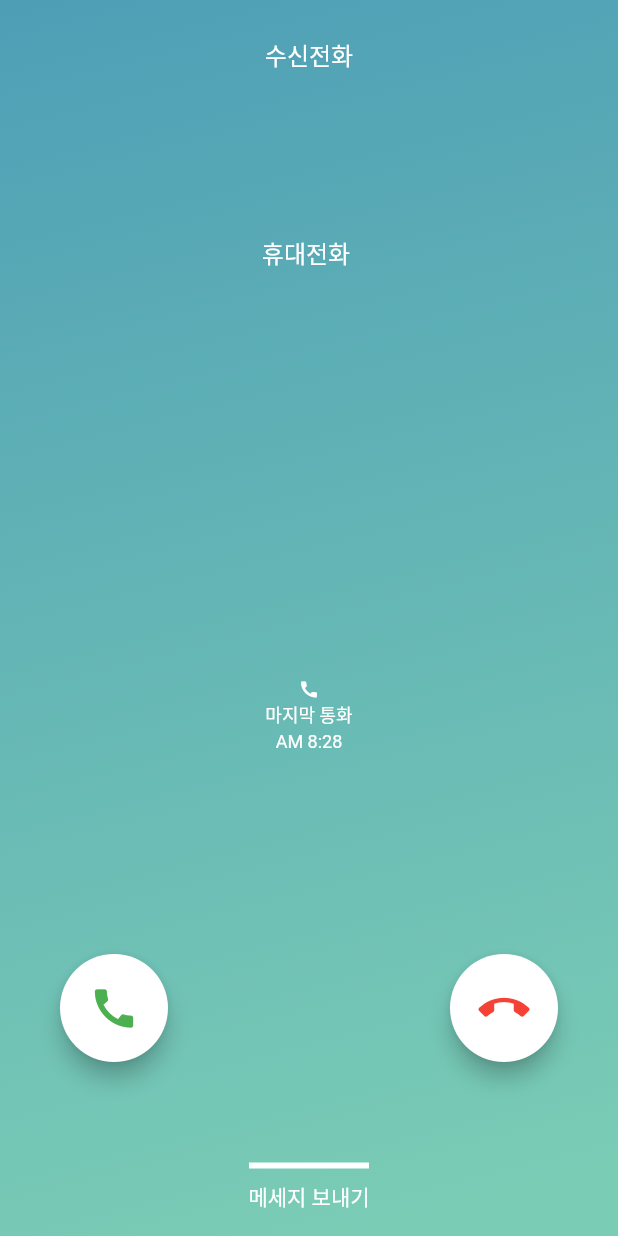
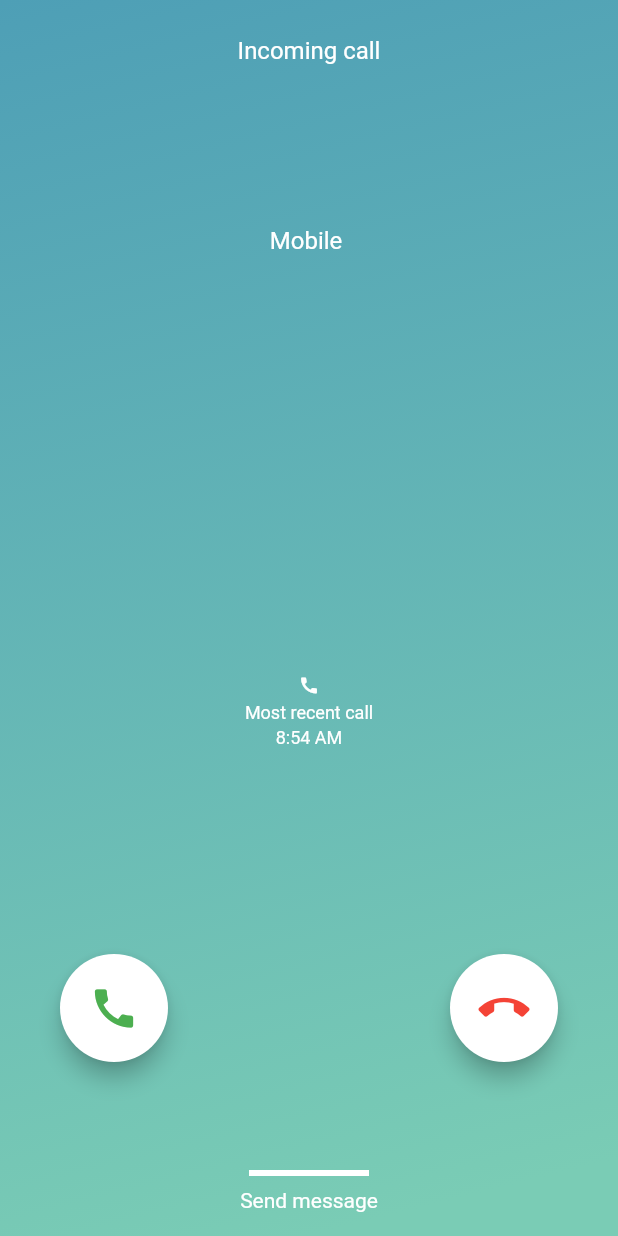
Before and after one commit to choisc91/fake_call, a Flutter app: the WaitCallPage screen opened directly with empty values, on a phone screen of 412 x 824 dp. Run offline on Flutter 3.47's test engine with Material 2 defaults, Android fonts, the phone set to English and light mode, and no system bars; our stand-ins replace numberpicker; missing offline and left inert: flutter_ringtone_player, light, simple_ripple_animation; generated files the repository leaves out were written again.

Commit message:
#수신 화면 현지화 완료

```diff
--- a/lib/l10n/app_en.arb
+++ b/lib/l10n/app_en.arb
@@ -4,5 +4,9 @@
   "input_number": "Caller number",
   "wait_time_header": "Select a waiting time",
   "wait_time_value": "min",
+  "voice_data": "Incoming call",
+  "call_type": "Mobile",
+  "recent_call": "Most recent call\n8:54 AM",
+  "send_message": "Send message",
   "test": "this is test text"
 }
--- a/lib/l10n/app_ko.arb
+++ b/lib/l10n/app_ko.arb
@@ -4,5 +4,9 @@
   "input_number": "발신자 전화번호",
   "wait_time_header": "대기 시간을 선택해주세요",
   "wait_time_value": "분",
+  "voice_data": "수신전화",
+  "call_type": "휴대전화",
+  "recent_call": "마지막 통화\n8:54 AM",
+  "send_message": "메세지 보내기",
   "test": "이것은 테스트 문구입니다."
 }
--- a/lib/main.dart
+++ b/lib/main.dart
@@ -22,7 +22,9 @@ class MyApp extends StatelessWidget {
       DeviceOrientation.portraitDown,
     ]);
     return MaterialApp(
+      // todo, title 에 로컬라이징을 적용하면 에러가 뜸, 추후 확인 바람.
       title: app_title,
+      debugShowCheckedModeBanner: false,
       localizationsDelegates: AppLocalizations.localizationsDelegates,
       supportedLocales: AppLocalizations.supportedLocales,
       theme: ThemeData(primarySwatch: Colors.teal),
--- a/lib/widget/page_receive.dart
+++ b/lib/widget/page_receive.dart
@@ -22,12 +22,13 @@ class _ReceivePageState extends State<ReceivePage> {
   // 조도 센서 콜백.
   late StreamSubscription _subscription;
 
-  //
+  // 조도센서 화면 꺼짐 여부.
   late bool _isDark = false;
 
   //
   late Timer _timer;
 
+  //
   late int _value = 0;
 
   @override
--- a/lib/widget/page_settings.dart
+++ b/lib/widget/page_settings.dart
@@ -99,7 +99,15 @@ class _SettingsPaGEState extends State<SettingsPage> {
               maxValue: 60,
               step: 1,
               itemHeight: 100.0,
-              textStyle: TextStyle(fontFamily: 'Yache'),
+              textStyle: TextStyle(
+                fontFamily: 'Yache',
+                fontSize: 24.0,
+              ),
+              selectedTextStyle: TextStyle(
+                fontFamily: 'Yache',
+                fontSize: 40.0,
+                color: Colors.teal,
+              ),
               axis: Axis.horizontal,
               onChanged: (value) => setState(() => _minute = value),
               decoration: BoxDecoration(
--- a/lib/widget/page_wait_call.dart
+++ b/lib/widget/page_wait_call.dart
@@ -4,6 +4,7 @@ import 'package:flutter/material.dart';
 import 'package:flutter/services.dart';
 import 'package:flutter_ringtone_player/flutter_ringtone_player.dart';
 import 'package:simple_ripple_animation/simple_ripple_animation.dart';
+import 'package:flutter_gen/gen_l10n/app_localizations.dart';
 
 // 수신 화면.
 // todo 현지화 작업 필요.
@@ -17,11 +18,16 @@ class WaitCallPage extends StatefulWidget {
 }
 
 class _WaitCallPageState extends State<WaitCallPage> {
+  static const String hero_call = 'CALL';
+
+  static const String hero_reject = 'REJECT';
+
   @override
   void initState() {
     super.initState();
     SystemChrome.setEnabledSystemUIMode(SystemUiMode.immersiveSticky);
     FlutterRingtonePlayer.playRingtone();
+    // todo, 매너모드가 아닐시의 사운드는 확인, 매너모드 유무체크해서 진동 해주면 좋을 것 같음.
   }
 
   @override
@@ -49,7 +55,7 @@ class _WaitCallPageState extends State<WaitCallPage> {
                 width: 72.0,
                 height: 72.0,
                 child: FloatingActionButton(
-                  heroTag: 'CALL',
+                  heroTag: hero_call,
                   backgroundColor: Colors.white,
                   child: const Icon(Icons.call, color: Colors.green, size: 34.0),
                   onPressed: () {
@@ -73,7 +79,7 @@ class _WaitCallPageState extends State<WaitCallPage> {
                 width: 72.0,
                 height: 72.0,
                 child: FloatingActionButton(
-                  heroTag: 'CALL_END',
+                  heroTag: hero_reject,
                   backgroundColor: Colors.white,
                   onPressed: () => SystemNavigator.pop(),
                   child: const Icon(Icons.call_end, color: Colors.red, size: 34.0),
@@ -104,8 +110,8 @@ class _WaitCallPageState extends State<WaitCallPage> {
               mainAxisAlignment: MainAxisAlignment.start,
               children: [
                 const SizedBox(height: 8.0),
-                const Text(
-                  '수신전화',
+                Text(
+                  AppLocalizations.of(context)!.voice_data,
                   style: TextStyle(
                     color: Colors.white,
                     fontSize: 16.0,
@@ -121,7 +127,7 @@ class _WaitCallPageState extends State<WaitCallPage> {
                 ),
                 const SizedBox(height: 6.0),
                 Text(
-                  '휴대전화 ${widget.settings.number}',
+                  '${AppLocalizations.of(context)!.call_type} ${widget.settings.number}',
                   style: const TextStyle(
                     color: Colors.white,
                     fontSize: 16.0,
@@ -130,16 +136,16 @@ class _WaitCallPageState extends State<WaitCallPage> {
               ],
             ),
             Column(
-              children: const [
+              children: [
                 Icon(Icons.call, color: Colors.white, size: 14.0),
                 SizedBox(height: 2.0),
                 Text(
-                  '마지막 통화\nAM 8:28',
+                  AppLocalizations.of(context)!.recent_call,
                   textAlign: TextAlign.center,
                   style: TextStyle(
+                    height: 1.4,
+                    fontSize: 12.0,
                     color: Colors.white,
-                    fontSize: 12.0,
-                    height: 1.4,
                   ),
                 ),
               ],
@@ -154,11 +160,11 @@ class _WaitCallPageState extends State<WaitCallPage> {
                   color: Colors.white,
                 ),
                 const SizedBox(height: 8.0),
-                const Text(
-                  '메세지 보내기',
+                Text(
+                  AppLocalizations.of(context)!.send_message,
                   style: TextStyle(
+                    fontSize: 14.0,
                     color: Colors.white,
-                    fontSize: 14.0,
                   ),
                 ),
               ],
```
